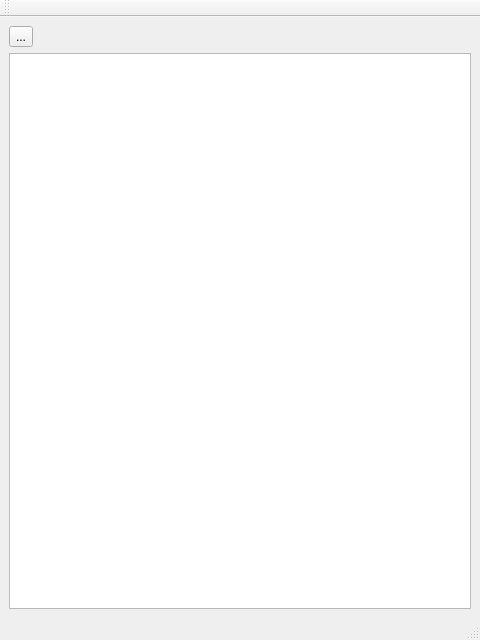
This is view/mainwindow.ui in deutzfahrer-luki/GU_TASK_V2 as Qt 5 draws it before an edit. The edited form follows.
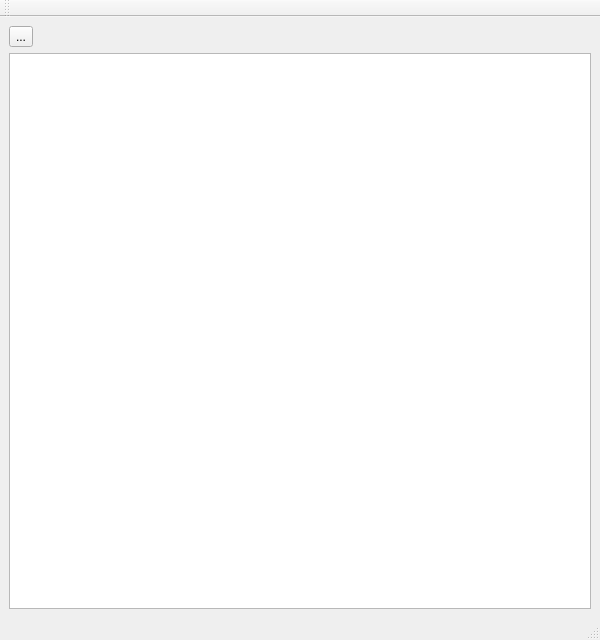
This is the edited form. Icons and pictures are not drawn.

Commit message: add tasks.json and create add ui better

```diff
--- a/view/mainwindow.ui
+++ b/view/mainwindow.ui
@@ -6,19 +6,19 @@
    <rect>
     <x>0</x>
     <y>0</y>
-    <width>480</width>
+    <width>600</width>
     <height>640</height>
    </rect>
   </property>
   <property name="minimumSize">
    <size>
-    <width>480</width>
+    <width>600</width>
     <height>640</height>
    </size>
   </property>
   <property name="maximumSize">
    <size>
-    <width>480</width>
+    <width>600</width>
     <height>640</height>
    </size>
   </property>
```
Left out of the diff: 34 changed lines with no effect on the pictures. The commit also changes 6 other files.
